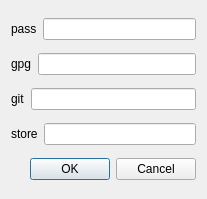
Qt form dialog.ui (IJHack/QtPass) before a commit.
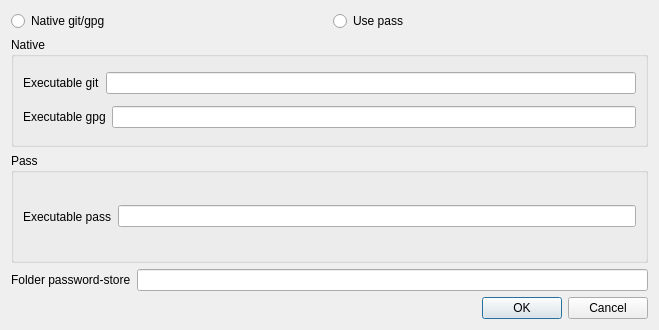
The same form after that commit.

The edit to the form file:
```diff
--- a/dialog.ui
+++ b/dialog.ui
@@ -6,8 +6,8 @@
    <rect>
     <x>0</x>
     <y>0</y>
-    <width>207</width>
-    <height>199</height>
+    <width>659</width>
+    <height>330</height>
    </rect>
   </property>
   <property name="windowTitle">
@@ -15,39 +15,35 @@
   </property>
   <layout class="QVBoxLayout" name="verticalLayout">
    <item>
-    <layout class="QHBoxLayout" name="horizontalLayout">
+    <layout class="QHBoxLayout" name="horizontalLayout_5">
      <item>
-      <widget class="QLabel" name="label">
+      <widget class="QRadioButton" name="radioButtonNative">
        <property name="text">
-        <string>pass</string>
+        <string>Native git/gpg</string>
        </property>
       </widget>
      </item>
      <item>
-      <widget class="QLineEdit" name="passPath"/>
-     </item>
-    </layout>
-   </item>
-   <item>
-    <layout class="QHBoxLayout" name="horizontalLayout_3">
-     <item>
-      <widget class="QLabel" name="label_3">
+      <widget class="QRadioButton" name="radioButtonPass">
        <property name="text">
-        <string>gpg</string>
+        <string>Use pass</string>
        </property>
       </widget>
      </item>
-     <item>
-      <widget class="QLineEdit" name="gpgPath"/>
-     </item>
     </layout>
    </item>
+   <item>
+    <widget class="QGroupBox" name="groupBoxNative">
+     <property name="title">
+      <string>Native</string>
+     </property>
+     <layout class="QVBoxLayout" name="verticalLayout_2">
    <item>
     <layout class="QHBoxLayout" name="horizontalLayout_2">
      <item>
       <widget class="QLabel" name="label_2">
        <property name="text">
-        <string>git</string>
+           <string>Executable git</string>
        </property>
       </widget>
      </item>
@@ -57,11 +53,47 @@
     </layout>
    </item>
    <item>
+       <layout class="QHBoxLayout" name="horizontalLayout_3">
+        <item>
+         <widget class="QLabel" name="label_3">
+          <property name="text">
+           <string>Executable gpg</string>
+          </property>
+         </widget>
+        </item>
+        <item>
+         <widget class="QLineEdit" name="gpgPath"/>
+        </item>
+       </layout>
+      </item>
+     </layout>
+    </widget>
+   </item>
+   <item>
+    <widget class="QGroupBox" name="groupBoxPass">
+     <property name="title">
+      <string>Pass</string>
+     </property>
+     <layout class="QHBoxLayout" name="horizontalLayout">
+      <item>
+       <widget class="QLabel" name="label">
+        <property name="text">
+         <string>Executable pass</string>
+        </property>
+       </widget>
+      </item>
+      <item>
+       <widget class="QLineEdit" name="passPath"/>
+      </item>
+     </layout>
+    </widget>
+   </item>
+   <item>
     <layout class="QHBoxLayout" name="horizontalLayout_4">
      <item>
       <widget class="QLabel" name="label_4">
        <property name="text">
-        <string>store</string>
+        <string>Folder password-store</string>
        </property>
       </widget>
      </item>
```
Lines whose indentation alone changed are shown as unchanged.
